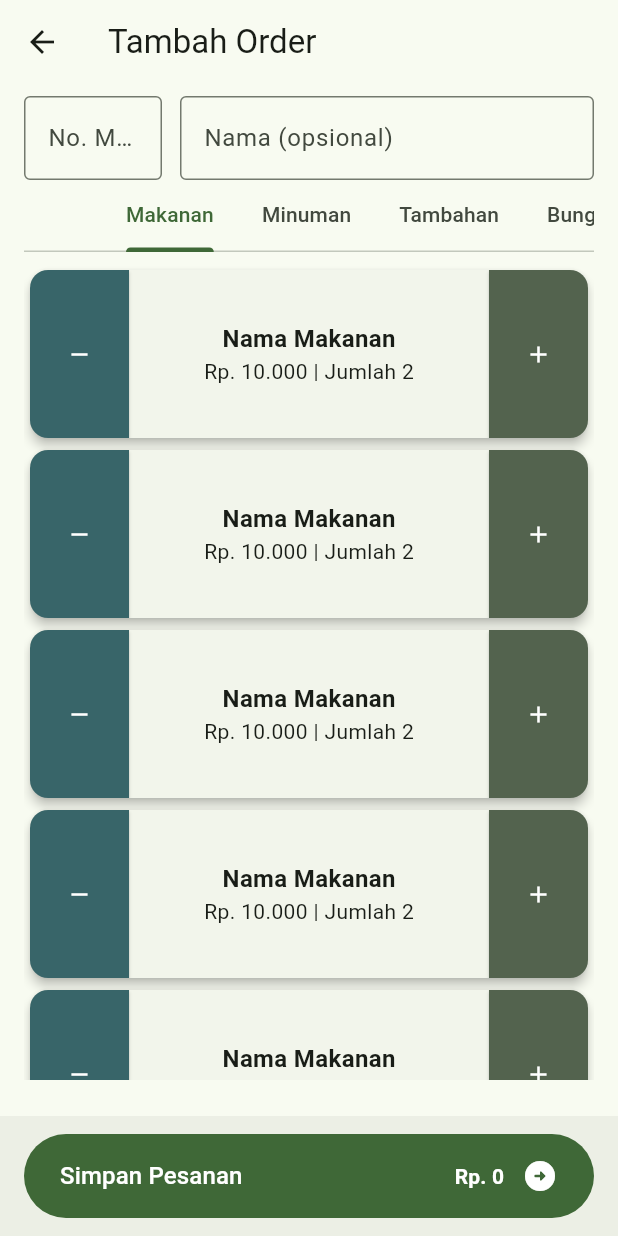
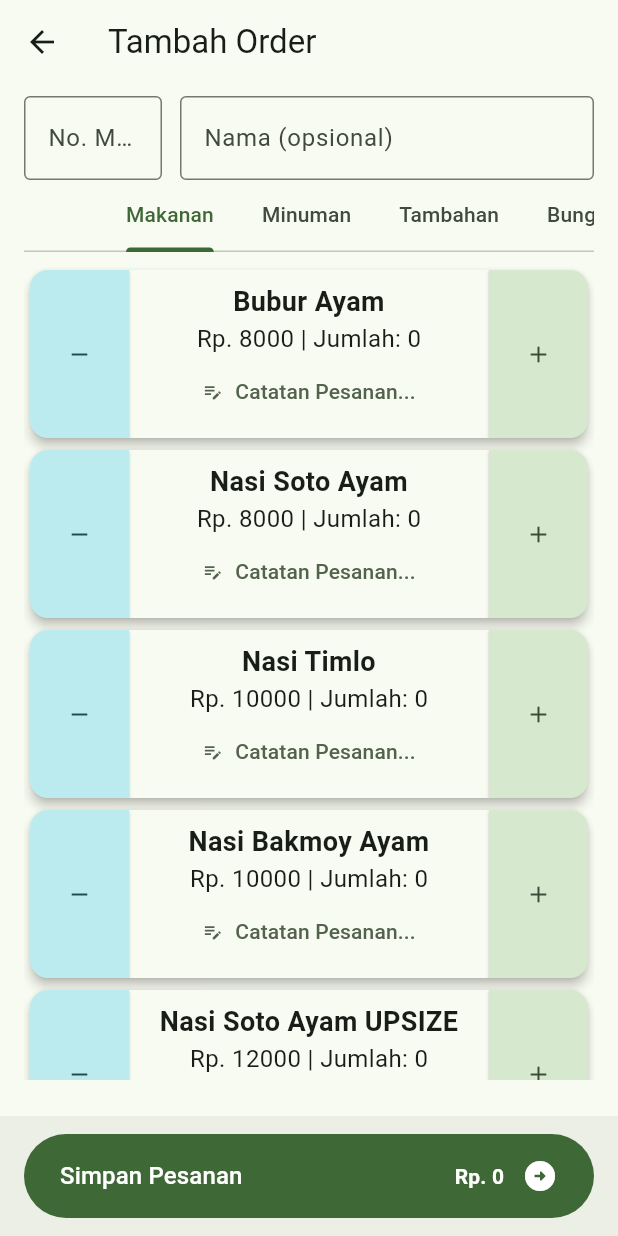
Before and after one commit to bootloopmaster636/warjo_order_management, a Flutter app: the AddOrder screen opened directly, on a phone screen of 412 x 824 dp. Run offline on Flutter 3.47's test engine with Material 2 defaults, Android fonts, the phone set to English and light mode, and no system bars; our stand-ins replace flutter_riverpod, google_fonts.

```diff
--- a/lib/Routes/AddOrder.dart
+++ b/lib/Routes/AddOrder.dart
@@ -2,6 +2,8 @@ import 'package:flutter/material.dart';
 import 'package:flutter_riverpod/flutter_riverpod.dart';
 import 'package:intl/intl.dart';
 import 'package:warjo_order_management/classes/pesanan.dart';
+
+import '../classes/item.dart';
 
 final tempPesananProvider =
     ChangeNotifierProvider((ref) => pesanan().initPesanan());
@@ -86,26 +88,27 @@ class AddOrder extends StatelessWidget {
                         Consumer(builder: (context, ref, _) {
                           final makananItems =
                               (ref.watch(tempPesananProvider).daftar_pesanan)
-                                  ?.where((item) => item.jenis == "Makanan")
+                                  ?.where((data) => data.jenis == "Makanan")
                                   .toList();
                           return GridView.builder(
                             gridDelegate:
                                 SliverGridDelegateWithFixedCrossAxisCount(
                               crossAxisCount:
-                                  (MediaQuery.of(context).size.width / 400)
+                                  (MediaQuery.of(context).size.width / 480)
                                       .round(),
                               mainAxisExtent: 120,
                             ),
                             itemCount: makananItems?.length,
                             itemBuilder: (context, index) {
-                              return ItemCard();
+                              return ItemCard(
+                                  items: makananItems![index], id: makananItems[index].id);
                             },
                           );
                         }),
                         Consumer(builder: (context, ref, _) {
                           final minumanItems =
                               (ref.watch(tempPesananProvider).daftar_pesanan)
-                                  ?.where((item) => item.jenis == "Minuman")
+                                  ?.where((data) => data.jenis == "Minuman")
                                   .toList();
                           return GridView.builder(
                               gridDelegate:
@@ -117,15 +120,15 @@ class AddOrder extends StatelessWidget {
                               ),
                               itemCount: minumanItems?.length,
                               itemBuilder: (context, index) {
-                              return Text(
-                                  "test"); //13 is the start index of "minuman" items
-                            },
-                          );
+                                return ItemCard(
+                                    items: minumanItems![index],
+                                    id: minumanItems[index].id);
+                              });
                         }),
                         Consumer(builder: (context, ref, _) {
                           final tambahanItems =
                               (ref.watch(tempPesananProvider).daftar_pesanan)
-                                  ?.where((item) => item.jenis == "Tambahan")
+                                  ?.where((data) => data.jenis == "Tambahan")
                                   .toList();
                           return GridView.builder(
                               gridDelegate:
@@ -137,15 +140,15 @@ class AddOrder extends StatelessWidget {
                               ),
                               itemCount: tambahanItems?.length,
                               itemBuilder: (context, index) {
-                              return Text(
-                                  "test"); //13 is the start index of "minuman" items
-                            },
-                          );
+                                return ItemCard(
+                                    items: tambahanItems![index],
+                                    id: tambahanItems[index].id);
+                              });
                         }),
                         Consumer(builder: (context, ref, _) {
                           final bungkusItems =
                               (ref.watch(tempPesananProvider).daftar_pesanan)
-                                  ?.where((item) => item.jenis == "Bungkus")
+                                  ?.where((data) => data.jenis == "Bungkus")
                                   .toList();
                           return GridView.builder(
                               gridDelegate:
@@ -157,10 +160,9 @@ class AddOrder extends StatelessWidget {
                               ),
                               itemCount: bungkusItems?.length,
                               itemBuilder: (context, index) {
-                              return Text(
-                                  "test"); //13 is the start index of "minuman" items
-                            },
-                          );
+                                return ItemCard(
+                                    items: bungkusItems![index], id: bungkusItems[index].id);
+                              });
                         }),
                       ]),
                     ),
@@ -170,6 +172,9 @@ class AddOrder extends StatelessWidget {
             ),
           ),
           bottomNavigationBar: BottomAppBar(
+            child: Center(
+                child: ConstrainedBox(
+              constraints: const BoxConstraints(maxWidth: 500, minHeight: 80),
               child: FilledButton(
                 onPressed: () {
                   print("saved");
@@ -181,8 +186,8 @@ class AddOrder extends StatelessWidget {
                   crossAxisAlignment: CrossAxisAlignment.center,
                   children: [
                     const Text("Simpan Pesanan",
-                      style:
-                          TextStyle(fontSize: 16, fontWeight: FontWeight.w500)),
+                        style: TextStyle(
+                            fontSize: 16, fontWeight: FontWeight.w500)),
                     const Spacer(),
                     Consumer(builder: (context, ref, _) {
                       return Text(
@@ -198,95 +203,17 @@ class AddOrder extends StatelessWidget {
                 ),
               ),
             )),
+          )),
     );
   }
 }
 
-// class ItemCard extends ConsumerWidget {
-//   final item items;
-//   final int id;
-//
-//   ItemCard({super.key, required this.items, required this.id});
-//
-//   final TextEditingController _catatanPesananController = TextEditingController();
-//
-//   @override
-//   Widget build(BuildContext context, WidgetRef ref) {
-//     return Card(
-//       color: Theme.of(context).colorScheme.surface,
-//       child: SizedBox(
-//         width: 400,
-//         height: 112,
-//         child: Padding(
-//             padding: const EdgeInsets.all(16.0),
-//             child: Row(
-//               children: [
-//                 Column(
-//                   mainAxisAlignment: MainAxisAlignment.spaceBetween,
-//                   crossAxisAlignment: CrossAxisAlignment.start,
-//                   children: [
-//                     Text(
-//                       items.nama?.toString() ?? "null",
-//                       textAlign: TextAlign.start,
-//                       style: const TextStyle(
-//                           fontWeight: FontWeight.w800, fontSize: 16),
-//                     ),
-//                     Text(
-//                       "Rp. ${items.harga.toString()}",
-//                       textAlign: TextAlign.start,
-//                       style: const TextStyle(
-//                           fontWeight: FontWeight.w400, fontSize: 14),
-//                     ),
-//                     Align(
-//                       alignment: Alignment.bottomLeft,
-//                       child: AnimatedSwitcher(
-//                         duration: Duration(milliseconds: 300),
-//                         child: [
-//                           //edit button and text
-//                           Row(
-//                             Text("edit button and text"),
-//                           ),
-//
-//                           //text input and submit button
-//                           Row(
-//                             Text("textInput and button"),
-//                           )
-//                         ],
-//                       )
-//                     )
-//                   ],
-//                 ),
-//                 Spacer(),
-//                 ConstrainedBox (
-//                   constraints: BoxConstraints(
-//                     maxWidth: 60,
-//                     minWidth: 10
-//                   ),
-//                   child: WheelChooser.integer(
-//                     minValue: 0,
-//                     maxValue: 30,
-//                     initValue: ref
-//                         .read(tempPesananProvider)
-//                         .daftar_pesanan?[id]
-//                         .jumlah,
-//                     onValueChanged: (s) {
-//                       ref.read(tempPesananProvider).setItemCount(id, s);
-//                       print(ref
-//                           .read(tempPesananProvider)
-//                           .daftar_pesanan![id]
-//                           .jumlah);
-//                     },
-//                   ),
-//                 )
-//               ],
-//             )),
-//       ),
-//     );
-//   }
-// }
+class ItemCard extends ConsumerStatefulWidget {
+  const ItemCard({Key? key, required this.items, required this.id})
+      : super(key: key);
 
-class ItemCard extends ConsumerStatefulWidget {
-  const ItemCard({Key? key}) : super(key: key);
+  final item items;
+  final int? id;
 
   @override
   ItemCardState createState() => ItemCardState();
@@ -299,10 +226,12 @@ class ItemCardState extends ConsumerState<ItemCard> {
     ref.read(tempPesananProvider);
   }
 
+  @override
   Widget build(BuildContext context) {
     return Card(
         elevation: 3,
         clipBehavior: Clip.antiAliasWithSaveLayer,
+        color: Theme.of(context).colorScheme.surface,
         child: Row(
           mainAxisAlignment: MainAxisAlignment.spaceBetween,
           crossAxisAlignment: CrossAxisAlignment.stretch,
@@ -313,39 +242,95 @@ class ItemCardState extends ConsumerState<ItemCard> {
                   onPressed: () {
                     print("counter decrement");
                   },
+                  onLongPress: () {
+                    print("counter bigstep decrement");
+                  },
                   style: ElevatedButton.styleFrom(
-                      backgroundColor: Theme.of(context).colorScheme.tertiary,
+                      backgroundColor:
+                          Theme.of(context).colorScheme.tertiaryContainer,
                       splashFactory: InkSparkle.splashFactory,
                       shape: RoundedRectangleBorder(
                         borderRadius: BorderRadius.circular(0),
                       )),
-                  child: Icon(Icons.remove, color: Theme.of(context).colorScheme.onTertiary,)),
+                  child: Icon(
+                    Icons.remove,
+                    color: Theme.of(context).colorScheme.onTertiaryContainer,
+                  )),
             ),
             Flexible(
-              flex: 2,
+                flex: 3,
+                child: Padding(
+                  padding: const EdgeInsets.all(8.0),
                   child: Center(
                     child: Column(
                       mainAxisAlignment: MainAxisAlignment.center,
                       children: [
-                      Text("Nama Makanan", style: TextStyle(fontSize: 16, fontWeight: FontWeight.bold),),
-                      Text("Rp. 10.000 | Jumlah 2", style: TextStyle(fontSize: 14),),
+                        Text(
+                          widget.items.nama.toString(),
+                          style: const TextStyle(
+                              fontSize: 18, fontWeight: FontWeight.bold),
+                          overflow: TextOverflow.ellipsis,
+                          maxLines: 1,
+                          textAlign: TextAlign.center,
+                        ),
+                        Text(
+                          "Rp. ${widget.items.harga} | Jumlah: ${widget.items.jumlah}",
+                          style: const TextStyle(fontSize: 16),
+                        ),
+                        Row(
+                          mainAxisAlignment: MainAxisAlignment.center,
+                          children: [
+                            TextButton(
+                                onPressed: () {
+                                  print("edit catatan pesanan");
+                                },
+                                child: Row(
+                                  children: [
+                                    Icon(
+                                      Icons.edit_note_outlined,
+                                      size: 14,
+                                      color:
+                                          Theme.of(context).colorScheme.secondary,
+                                    ),
+                                    const SizedBox(
+                                      width: 8,
+                                    ),
+                                    Text(
+                                      "Catatan Pesanan...",
+                                      style: TextStyle(
+                                          fontSize: 14,
+                                          color: Theme.of(context)
+                                              .colorScheme
+                                              .secondary),
+                                    )
+                                  ],
+                                ))
+                          ],
+                        )
                       ],
                     ),
-                )
                   ),
+                )),
             Flexible(
               flex: 1,
               child: ElevatedButton(
                   onPressed: () {
                     print("counter increment");
                   },
+                  onLongPress: () {
+                    print("counter bigstep increment");
+                  },
                   style: ElevatedButton.styleFrom(
-                      backgroundColor: Theme.of(context).colorScheme.secondary,
+                      backgroundColor:
+                          Theme.of(context).colorScheme.secondaryContainer,
                       splashFactory: InkSparkle.splashFactory,
                       shape: RoundedRectangleBorder(
                         borderRadius: BorderRadius.circular(0),
                       )),
-                  child: Icon(Icons.add, color: Theme.of(context).colorScheme.onSecondary,)),
+                  child: Icon(
+                    Icons.add,
+                    color: Theme.of(context).colorScheme.onSecondaryContainer,
+                  )),
             ),
           ],
         ));
--- a/lib/classes/item.dart
+++ b/lib/classes/item.dart
@@ -4,6 +4,7 @@ class item {
   int? _harga;
   int? _jumlah;
   String? _catatan;
+  int? _id;
 
   item(
       {int id = 0,
@@ -12,7 +13,8 @@ class item {
       int harga = 0,
       int jumlah = 0,
       String? catatan})
-      : _nama = nama,
+      : _id = 0,
+        _nama = nama,
         _jenis = jenis,
         _harga = harga,
         _jumlah = jumlah,
@@ -97,6 +99,8 @@ class item {
 
   int? get harga => _harga;
 
+  int? get id => _id;
+
   set jumlah(int? value) {
     _jumlah = value;
   }
```
Lines whose indentation alone changed are shown as unchanged.
